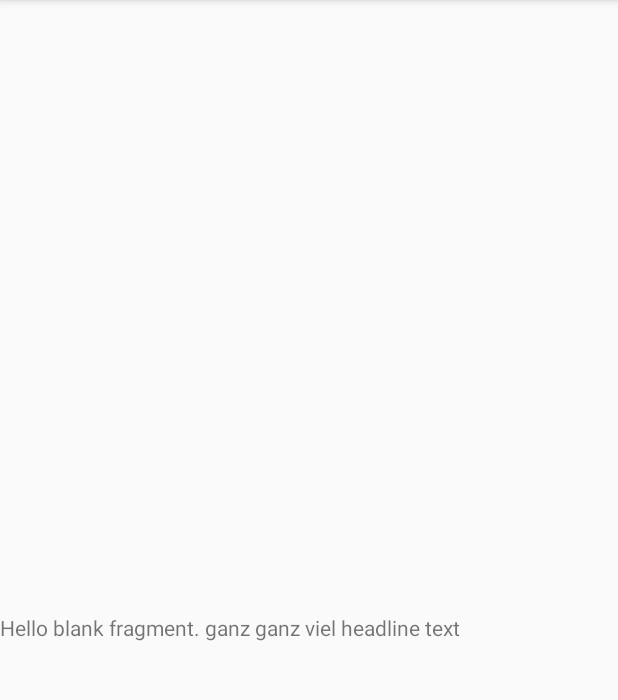
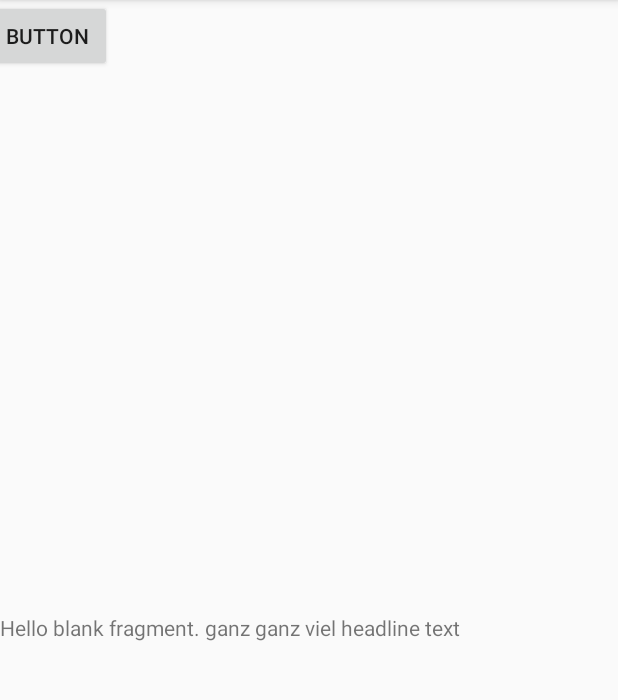
Before and after one commit to stefanesterer/androidTraining, an Android app: the DisplayMessageActivity screen opened directly, with no data from a screen before it, on a phone screen of 412 x 824 dp, the part 84-784 px from its top. Run offline under Robolectric (Android 15) with nearby library versions, the phone set to English and light mode, and no system bars.

Commit message:
switch fragment

```diff
--- a/app/src/main/res/layout/activity_display_message.xml
+++ b/app/src/main/res/layout/activity_display_message.xml
@@ -28,4 +28,15 @@
         app:layout_constraintVertical_bias="0.638">
 
     </FrameLayout>
+
+    <Button
+        android:id="@+id/fragment_switcher"
+        android:layout_width="wrap_content"
+        android:layout_height="wrap_content"
+        android:layout_marginLeft="-13dp"
+        android:onClick="switchFragment"
+        android:text="Button"
+        app:layout_constraintLeft_toLeftOf="parent"
+        tools:layout_editor_absoluteY="43dp"
+        tools:text="@string/button_switch_fragment" />
 </android.support.constraint.ConstraintLayout>
--- a/app/src/main/res/values/strings.xml
+++ b/app/src/main/res/values/strings.xml
@@ -4,4 +4,6 @@
     <string name="button_send">Send this!</string>
 
     <string name="hello_blank_fragment">Hello blank fragment. ganz ganz viel headline text</string>
+    <string name="article_fragment_text">article article article article article article article article article article article article </string>
+    <string name="button_switch_fragment">Switch Fragment!</string>
 </resources>
```
Also changed, not shown: app/src/main/java/com/example/stefan/myapplication/DisplayMessageActivity.java (+12 -0 lines), app/src/main/java/com/example/stefan/myapplication/fragment/ArticleFragment.java (added, +30 -0 lines), app/src/main/res/layout/fragment_article.xml (added, +12 -0 lines).
